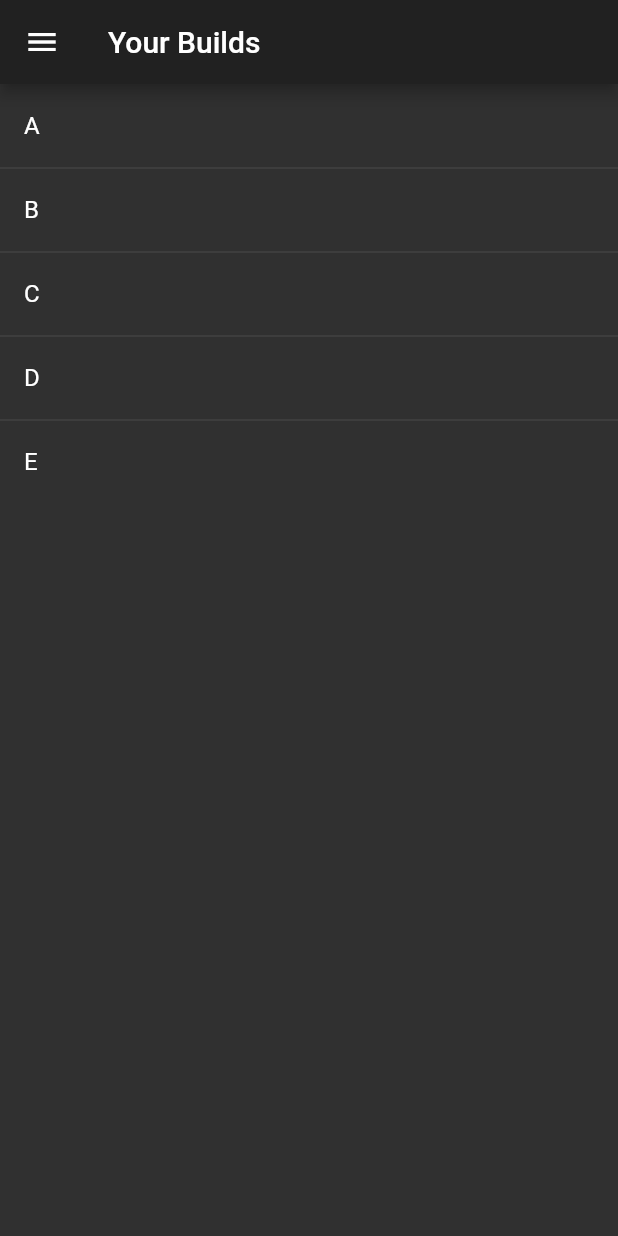
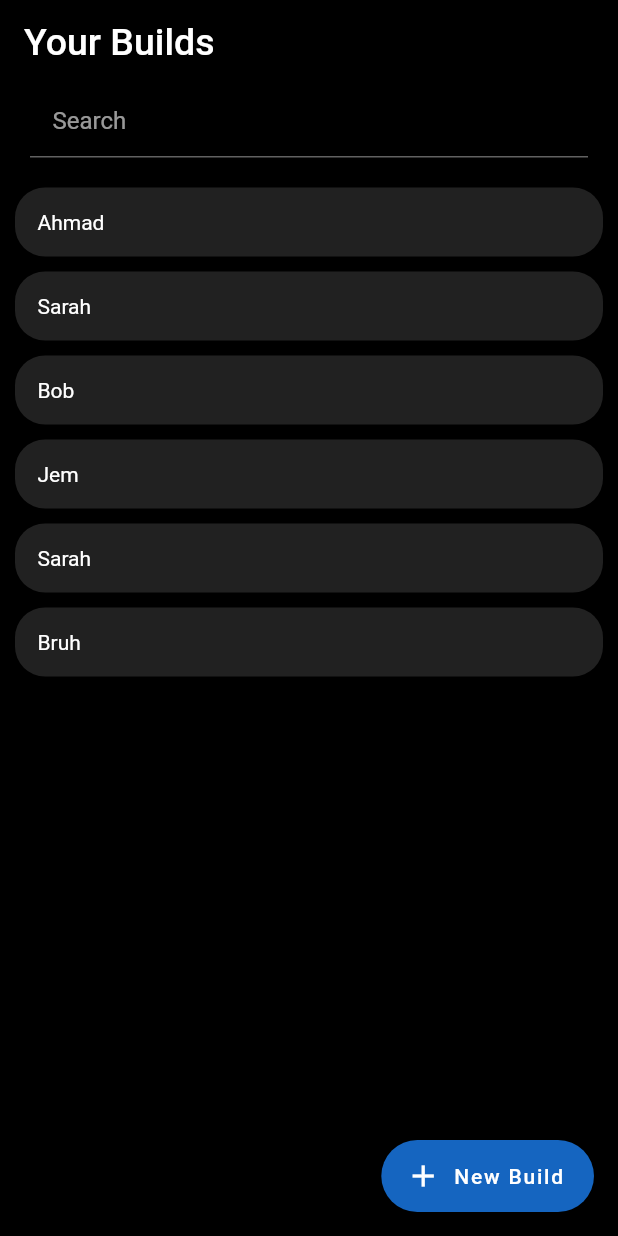
Before and after one commit to ElforL/Payday2-builds-app, a Flutter app: the screen it shows after launch, on a phone screen of 412 x 824 dp. Run offline on Flutter 3.47's test engine with Material 2 defaults, Android fonts, the phone set to English and light mode, and no system bars.

Commit message:
- modified Main.dart:     - tiles  list:         - renamed to buildsList         - changed children type to String (to be changed to Build later)     - HomePage:         - added a search field         - switched to Containers insted of ListTiles     - removed buildPage from Main.dart
- added BuildPreview.dart (empty)

```diff
--- a/lib/main.dart
+++ b/lib/main.dart
@@ -11,14 +11,6 @@ void main(){
   runApp(MyApp());
 }
 
-class BuildsHelper{
-  static List<Build> builds;
-  static void loadBuilds(){
-
-  }
-}
-
-
 class MyApp extends StatelessWidget {
   @override
   Widget build(BuildContext context) {
@@ -27,6 +19,9 @@ class MyApp extends StatelessWidget {
       title: 'Welcome to Flutter',
       theme: ThemeData(
         brightness: Brightness.dark,
+        scaffoldBackgroundColor: Colors.black,
+        primaryColor: Colors.black,
+        accentColor: Colors.blue[800]
       ),
       home: HomePage()
     );
@@ -36,136 +31,90 @@ class MyApp extends StatelessWidget {
 class HomePage extends StatelessWidget{
   @override
   Widget build(BuildContext context) {
-    BuildsHelper.loadBuilds();
-    List<Widget> tiles = [
-      ListTile(title: Text('A')),
-      ListTile(title: Text('B')),
-      ListTile(title: Text('C')),
-      ListTile(title: Text('D')),
-      ListTile(title: Text('E')),
-    ];
-    if(BuildsHelper.builds != null)
-      for (var i = 0; i < BuildsHelper.builds.length; i++) {
-
-      }
-
     return Scaffold(
       appBar: AppBar(
-        title: Text('Your Builds'),
+        title: Text('Your Builds',style: TextStyle(fontSize: 25),),
       ),
-      body: ListView(
-          children: ListTile.divideTiles(context: context, tiles: tiles).toList()
+      body: ListSearch(),
+      floatingActionButton: FloatingActionButton.extended(
+        label: Text("New Build"),
+        icon: Icon(Icons.add),
+        onPressed: (){},
       ),
-      drawer: Drawer(
-        child: ListView(
-          children: <Widget>[
-
-            DrawerHeader(
-              child: Center(
-                child: Image.asset('assets/images/logo.png'),
-              ),
-            ),
-
-            ListTile(
-              title: Text("Settings"),
-              trailing: Icon(Icons.settings),
-              onTap: (){
-                Navigator.pop(context);
-                Navigator.of(context).push(
-                  MaterialPageRoute(
-                    builder: (BuildContext context){
-                      return BuildTree(title: 'settings');
-                    }
-                  ,)
-                );
-              },
-            ),
-
-            Divider(),
-
-          ],
-        )
-      )
     );
   }
 
 }
 
-class BuildTree extends StatelessWidget{
-  final String title;
+class ListSearch extends StatefulWidget {
+  @override
+  _ListSearchState createState() => _ListSearchState();
+}
 
-  const BuildTree({Key key, this.title}) : super(key: key);
+class _ListSearchState extends State<ListSearch> {
+
+  List<String> tiles = [];
+  List<String> filteredTiles = new List();
+
+  @override
+  void initState() {
+    super.initState();
+    tiles = ["Ahmad","Sarah","Bob","Jem","Sarah","Bruh"];
+    filteredTiles = tiles;
+  }
 
   @override
   Widget build(BuildContext context) {
-    return Scaffold(
-      appBar: AppBar(
-        title: Text(title),
-      ),
-      body: Column(
-        children: <Widget>[
-          buildGrid(1)
-        ],
-        mainAxisAlignment: MainAxisAlignment.center,
+    return Column(
+      children: [
+        Container(
+          padding: EdgeInsets.only(left:20, right:20),
+          child: TextField(
+            decoration: InputDecoration(
+              fillColor: Colors.red,
+              contentPadding: EdgeInsets.all(15),
+              hintText: 'Search',
+              focusColor: Colors.blue[900]
+            ),
+            onChanged: (string) {
+                setState(() {
+                  filteredTiles = tiles.where((u) => (u.toLowerCase().contains(string.toLowerCase()))).toList();
+              });
+            },
+          ),
+        ),
+        Expanded(
+          child: ListView.builder(
+            padding: EdgeInsets.all(10),
+            itemCount: filteredTiles.length*2,
+            itemBuilder: (context, i) {
+              if(i.isEven) return SizedBox(height: 10);
 
-      )
-
+              int index = i ~/2 ;
+              return _buildRow(filteredTiles[index]);
+            },
+          ),
+        )
+      ]
     );
   }
 
-  //skip 0 2 4 7 9 11
-  Widget buildGrid(int treeNum){
-
-    List<Column> subtrees = new List<Column>(3);
-
-    for (var i = 0; i < 3; i++) {
-      List<Widget> containers = new List<Widget>(12);
-      int count = 0;
-      for (var j = 0; j < containers.length; j++) {
-        if(j == 0 || j == 2 || j == 4 || j == 7 || j == 9 || j == 11 )
-          containers[j] = Center();
-        else{
-          count++;
-          containers[11-j] = Container(
-            child: Image.asset('assets/images/skill trees/$treeNum/${i+1}$count.png'),
-
-            decoration: BoxDecoration(
-              borderRadius: BorderRadius.circular(20),
-              gradient: LinearGradient(
-                colors: [
-                  Colors.blue,
-                  Colors.blue[800]
-                ]
-              )
-            ),
-          ); //add
-        }
-      }
-      subtrees[i] = Column(
-          mainAxisAlignment: MainAxisAlignment.center,
-          children: <Widget>[
-            GridView.count(
-              shrinkWrap: true,
-              crossAxisCount: 3,
-              mainAxisSpacing: 5,
-              children: containers,
-            ),
-          ],
-        );
-
-    }
-
-    GridView tree = GridView.count(
-      shrinkWrap: true,
-      crossAxisCount: 3,
-      crossAxisSpacing: 10,
-      childAspectRatio: .6,
-      children: subtrees,
+  Widget _buildRow(String title){
+    return Material(
+      color: Colors.grey[900],
+      borderRadius: BorderRadius.circular(20),
+      child: InkWell(
+        borderRadius: BorderRadius.circular(20),
+        child: Container(
+          child: Padding(
+            padding: EdgeInsets.all(15),
+            child: Text(title),
+          ),
+        ),
+        onTap: (){Scaffold.of(context).showSnackBar(SnackBar(content: Text(title), duration: Duration(milliseconds: 50),));},
+        onLongPress: (){},
+      ),
     );
 
-
-    return tree;
   }
-
-
 }
--- /dev/null
+++ b/lib/screens/BuildPreview.dart
@@ -0,0 +1,15 @@
+import 'package:flutter/material.dart';
+import 'package:pd2_builds/skills/Build.dart';
+
+class BuildPreview extends StatelessWidget {
+
+  String buildName;
+  Build skillsBuild;
+
+  @override
+  Widget build(BuildContext context) {
+    return Scaffold(
+
+    );
+  }
+}
```
